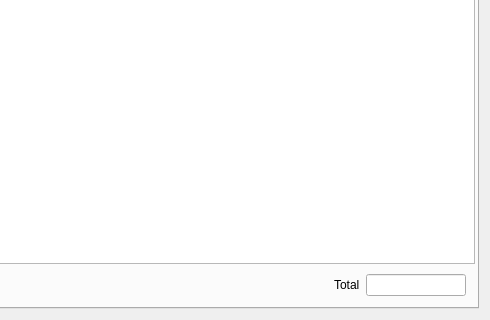
Qt form Editors/ce5goods.ui (End1-1/Cafe5) before a commit; both pictures show x 519 to 1009 and y 328 to 648 of the 1009 by 648 pixel window.
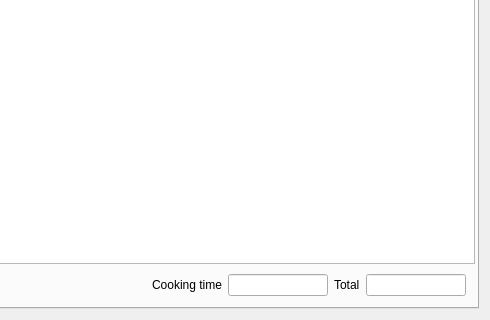
The same form after that commit. The open tabs and pages were chosen to show the change. Icons and pictures are not drawn. Custom widgets are drawn as their Qt base class.

The edit to the form file:
```diff
--- a/Editors/ce5goods.ui
+++ b/Editors/ce5goods.ui
@@ -1354,6 +1354,35 @@
                   </property>
                  </spacer>
                 </item>
+                <item>
+                 <widget class="QLabel" name="label_15">
+                  <property name="text">
+                   <string>Cooking time</string>
+                  </property>
+                 </widget>
+                </item>
+                <item>
+                 <widget class="C5LineEdit" name="leCookingTime">
+                  <property name="minimumSize">
+                   <size>
+                    <width>100</width>
+                    <height>0</height>
+                   </size>
+                  </property>
+                  <property name="maximumSize">
+                   <size>
+                    <width>100</width>
+                    <height>16777215</height>
+                   </size>
+                  </property>
+                  <property name="focusPolicy">
+                   <enum>Qt::FocusPolicy::StrongFocus</enum>
+                  </property>
+                  <property name="readOnly">
+                   <bool>false</bool>
+                  </property>
+                 </widget>
+                </item>
                 <item>
                  <widget class="QLabel" name="label_8">
                   <property name="text">
```
